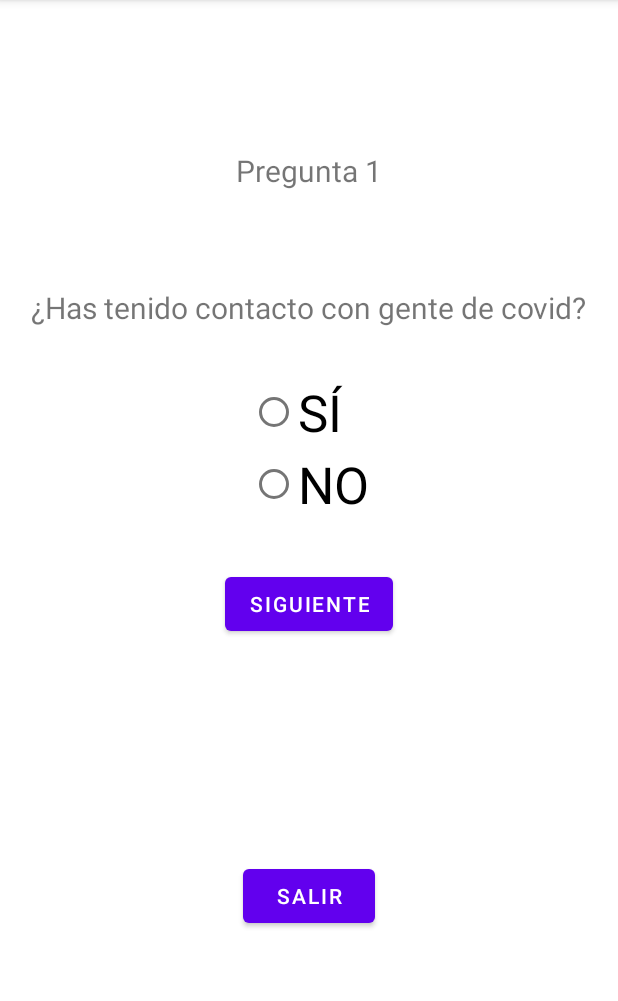
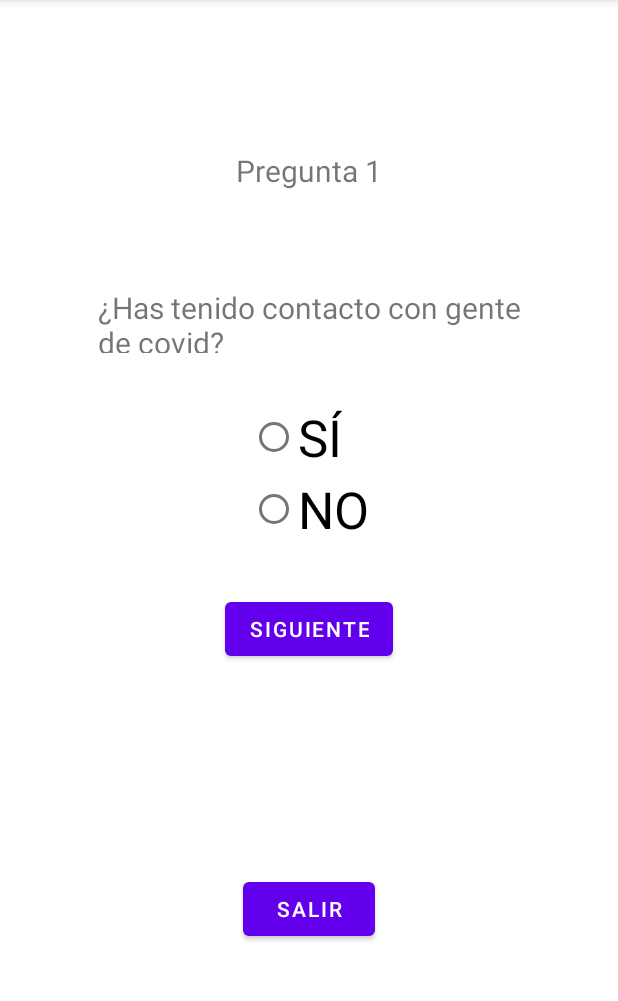
Before and after one commit to RetanaAlvarez/nuevo, an Android app: the encuesta screen opened directly, with no data from a screen before it, on a phone screen of 412 x 824 dp, the part 84-1085 px from its top. Run offline under Robolectric (Android 15) with nearby library versions, the phone set to English and light mode, and no system bars; network calls fail.

```diff
--- a/app/src/main/res/layout/activity_encuesta.xml
+++ b/app/src/main/res/layout/activity_encuesta.xml
@@ -19,11 +19,11 @@
 
     <TextView
         android:id="@+id/txtPregunta"
-        android:layout_width="wrap_content"
-        android:layout_height="wrap_content"
-        android:layout_marginStart="24dp"
+        android:layout_width="282dp"
+        android:layout_height="44dp"
+        android:layout_marginStart="32dp"
         android:layout_marginTop="64dp"
-        android:layout_marginEnd="24dp"
+        android:layout_marginEnd="32dp"
         android:text="¿Has tenido contacto con gente de covid?"
         android:textSize="20sp"
         app:layout_constraintEnd_toEndOf="parent"
```
Also changed, not shown: app/src/main/java/com/example/nuevo/encuesta.java (+7 -3 lines).
